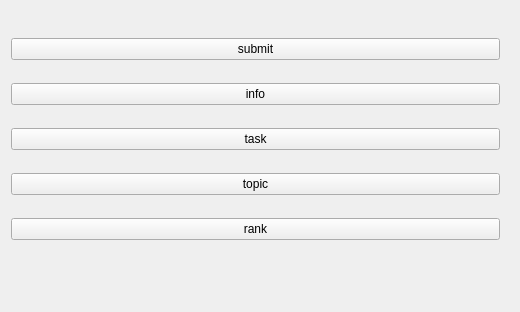
First picture: the form in Client/mainwindow.ui, repository andinsbing/FinalWork, before the edit.
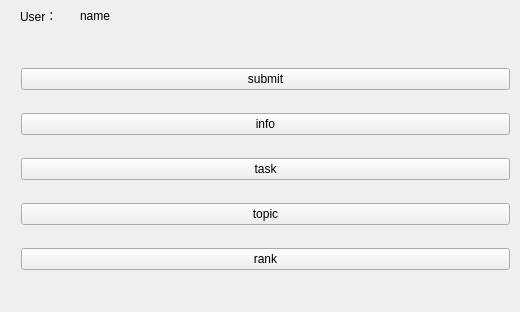
Second picture: the form after the edit.

The edit to the form file:
```diff
--- a/Client/mainwindow.ui
+++ b/Client/mainwindow.ui
@@ -17,8 +17,8 @@
    <widget class="QWidget" name="gridLayoutWidget">
     <property name="geometry">
      <rect>
-      <x>0</x>
-      <y>10</y>
+      <x>10</x>
+      <y>40</y>
       <width>511</width>
       <height>261</height>
      </rect>
@@ -70,6 +70,32 @@
      </item>
     </layout>
    </widget>
+   <widget class="QLabel" name="UserLabel">
+    <property name="geometry">
+     <rect>
+      <x>20</x>
+      <y>10</y>
+      <width>54</width>
+      <height>12</height>
+     </rect>
+    </property>
+    <property name="text">
+     <string>User：</string>
+    </property>
+   </widget>
+   <widget class="QLabel" name="nameLabel">
+    <property name="geometry">
+     <rect>
+      <x>80</x>
+      <y>10</y>
+      <width>54</width>
+      <height>12</height>
+     </rect>
+    </property>
+    <property name="text">
+     <string>name</string>
+    </property>
+   </widget>
   </widget>
  </widget>
  <layoutdefault spacing="6" margin="11"/>
```
Left out of the diff: 34 changed lines with no effect on the pictures.
